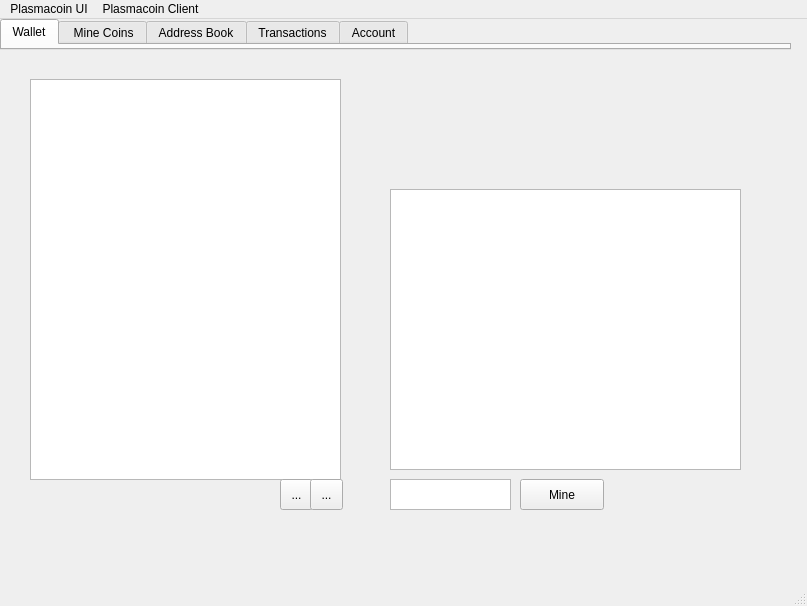
Above: src/qt/plasmacoin-ui/mainwindow.ui from plasmacoin-crypto/Plasmacoin-Blockchain before the change. Below: the same form after it.
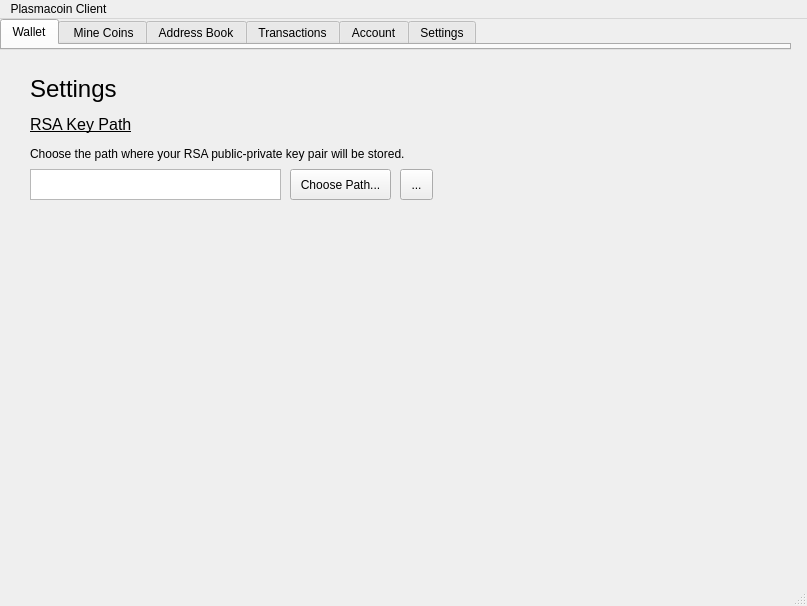
That is the form after the change. The open tabs and pages were chosen to show the change. Icons and pictures are not drawn.

Commit message: Start a settings menu and fix some broken image paths

```diff
--- a/src/qt/plasmacoin-ui/mainwindow.ui
+++ b/src/qt/plasmacoin-ui/mainwindow.ui
@@ -18,6 +18,15 @@
    <iconset>
     <normaloff>../assets/plasmacoin-logo.png</normaloff>../assets/plasmacoin-logo.png</iconset>
   </property>
+  <property name="iconSize">
+   <size>
+    <width>200</width>
+    <height>100</height>
+   </size>
+  </property>
+  <property name="toolButtonStyle">
+   <enum>Qt::ToolButtonIconOnly</enum>
+  </property>
   <widget class="QWidget" name="centralwidget">
    <widget class="QTabWidget" name="tabWidget">
     <property name="geometry">
@@ -74,6 +83,11 @@
       <string>Account</string>
      </attribute>
     </widget>
+    <widget class="QWidget" name="Settings">
+     <attribute name="title">
+      <string>Settings</string>
+     </attribute>
+    </widget>
    </widget>
    <widget class="QStackedWidget" name="stackedWidget">
     <property name="geometry">
@@ -901,6 +915,97 @@
       </widget>
      </widget>
     </widget>
+    <widget class="QWidget" name="settings">
+     <widget class="QLabel" name="label">
+      <property name="geometry">
+       <rect>
+        <x>30</x>
+        <y>20</y>
+        <width>91</width>
+        <height>41</height>
+       </rect>
+      </property>
+      <property name="text">
+       <string>&lt;html&gt;&lt;head/&gt;&lt;body&gt;&lt;p&gt;&lt;span style=&quot; font-size:18pt;&quot;&gt;Settings&lt;/span&gt;&lt;/p&gt;&lt;/body&gt;&lt;/html&gt;</string>
+      </property>
+     </widget>
+     <widget class="QWidget" name="rsaKeyPath" native="true">
+      <property name="geometry">
+       <rect>
+        <x>30</x>
+        <y>60</y>
+        <width>431</width>
+        <height>101</height>
+       </rect>
+      </property>
+      <widget class="QToolButton" name="btn_reset">
+       <property name="geometry">
+        <rect>
+         <x>370</x>
+         <y>60</y>
+         <width>33</width>
+         <height>31</height>
+        </rect>
+       </property>
+       <property name="text">
+        <string>...</string>
+       </property>
+       <property name="icon">
+        <iconset>
+         <normaloff>../assets/reset.png</normaloff>../assets/reset.png</iconset>
+       </property>
+      </widget>
+      <widget class="QPushButton" name="btn_choosePath">
+       <property name="geometry">
+        <rect>
+         <x>260</x>
+         <y>60</y>
+         <width>101</width>
+         <height>31</height>
+        </rect>
+       </property>
+       <property name="text">
+        <string>Choose Path...</string>
+       </property>
+      </widget>
+      <widget class="QTextBrowser" name="rsaKeyView">
+       <property name="geometry">
+        <rect>
+         <x>0</x>
+         <y>60</y>
+         <width>251</width>
+         <height>31</height>
+        </rect>
+       </property>
+      </widget>
+      <widget class="QLabel" name="label_2">
+       <property name="geometry">
+        <rect>
+         <x>0</x>
+         <y>0</y>
+         <width>101</width>
+         <height>31</height>
+        </rect>
+       </property>
+       <property name="text">
+        <string>&lt;html&gt;&lt;head/&gt;&lt;body&gt;&lt;p&gt;&lt;span style=&quot; font-size:12pt; text-decoration: underline;&quot;&gt;RSA Key Path&lt;/span&gt;&lt;/p&gt;&lt;/body&gt;&lt;/html&gt;</string>
+       </property>
+      </widget>
+      <widget class="QLabel" name="label_3">
+       <property name="geometry">
+        <rect>
+         <x>0</x>
+         <y>30</y>
+         <width>431</width>
+         <height>31</height>
+        </rect>
+       </property>
+       <property name="text">
+        <string>&lt;html&gt;&lt;head/&gt;&lt;body&gt;&lt;p&gt;Choose the path where your RSA public-private key pair will be stored.&lt;/p&gt;&lt;/body&gt;&lt;/html&gt;</string>
+       </property>
+      </widget>
+     </widget>
+    </widget>
    </widget>
    <zorder>stackedWidget</zorder>
    <zorder>tabWidget</zorder>
@@ -915,24 +1020,11 @@
      <height>30</height>
     </rect>
    </property>
-   <widget class="QMenu" name="icon">
-    <property name="title">
-     <string>Plasmacoin UI</string>
-    </property>
-    <property name="icon">
-     <iconset>
-      <normaloff>../assets/plasmacoin-logo.png</normaloff>../assets/plasmacoin-logo.png</iconset>
-    </property>
-    <property name="separatorsCollapsible">
-     <bool>false</bool>
-    </property>
-   </widget>
    <widget class="QMenu" name="text">
     <property name="title">
      <string>Plasmacoin Client</string>
     </property>
    </widget>
-   <addaction name="icon"/>
    <addaction name="text"/>
   </widget>
  </widget>
```
Left out of the diff: 18 changed lines with no effect on the pictures. The commit also changes 1 other file.
